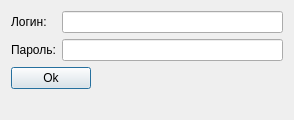
Before: the Qt Designer form view/LoginDialog.ui in AnyaIliyina/geo, drawn with Qt 5.
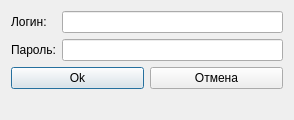
After: the same form once the commit is applied.

Patch:
```diff
--- a/view/LoginDialog.ui
+++ b/view/LoginDialog.ui
@@ -69,17 +69,11 @@
         </widget>
        </item>
        <item>
-        <spacer name="horizontalSpacer">
-         <property name="orientation">
-          <enum>Qt::Horizontal</enum>
+        <widget class="QPushButton" name="btn_exit">
+         <property name="text">
+          <string>Отмена</string>
          </property>
-         <property name="sizeHint" stdset="0">
-          <size>
-           <width>40</width>
-           <height>20</height>
-          </size>
-         </property>
-        </spacer>
+        </widget>
        </item>
       </layout>
      </item>
```
Left out of the diff: 19 changed lines with no effect on the pictures.
